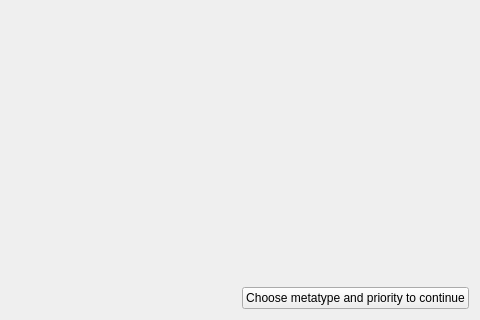
Above: SR5-Shaman/ui/character/tabs/chareditmisctab.ui from TheSHEEEP/SR5-Shaman before the change; both pictures show x 160 to 640 and y 160 to 480 of the 640 by 480 pixel window. Below: the same form after it.
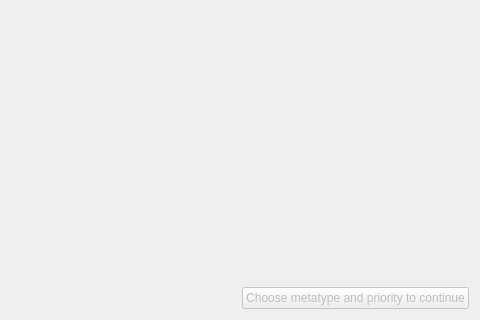
That is the form after the change.

```diff
--- a/SR5-Shaman/ui/character/tabs/chareditmisctab.ui
+++ b/SR5-Shaman/ui/character/tabs/chareditmisctab.ui
@@ -180,6 +180,9 @@
      </item>
      <item>
       <widget class="QPushButton" name="btnGuidedContinue">
+       <property name="enabled">
+        <bool>false</bool>
+       </property>
        <property name="text">
         <string>Choose metatype and priority to continue</string>
        </property>
```
